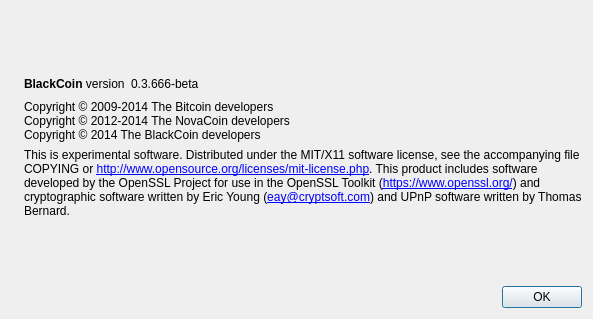
This is src/qt/forms/aboutdialog.ui in ciip-96/xoat as Qt 5 draws it before an edit. The edited form follows.
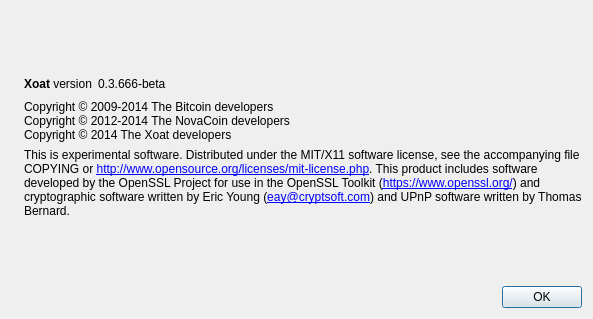
This is the edited form. Icons and pictures are not drawn.

Commit message:
Blackcoin text replaced with XOAT
blackcoin -> xoat
Blackcoin -> Xoat
BlackCoin -> Xoat

Patch:
```diff
--- a/src/qt/forms/aboutdialog.ui
+++ b/src/qt/forms/aboutdialog.ui
@@ -50,7 +50,7 @@
           <cursorShape>IBeamCursor</cursorShape>
          </property>
          <property name="text">
-          <string>&lt;b&gt;BlackCoin&lt;/b&gt; version</string>
+          <string>&lt;b&gt;Xoat&lt;/b&gt; version</string>
          </property>
          <property name="textInteractionFlags">
           <set>Qt::LinksAccessibleByMouse|Qt::TextSelectableByKeyboard|Qt::TextSelectableByMouse</set>
@@ -93,7 +93,7 @@
        <property name="text">
         <string>Copyright © 2009-2014 The Bitcoin developers
 Copyright © 2012-2014 The NovaCoin developers
-Copyright © 2014 The BlackCoin developers</string>
+Copyright © 2014 The Xoat developers</string>
        </property>
        <property name="textInteractionFlags">
         <set>Qt::LinksAccessibleByMouse|Qt::TextSelectableByKeyboard|Qt::TextSelectableByMouse</set>
```
Left out of the diff: 2 changed lines with no effect on the pictures. The commit also changes 151 other files.
